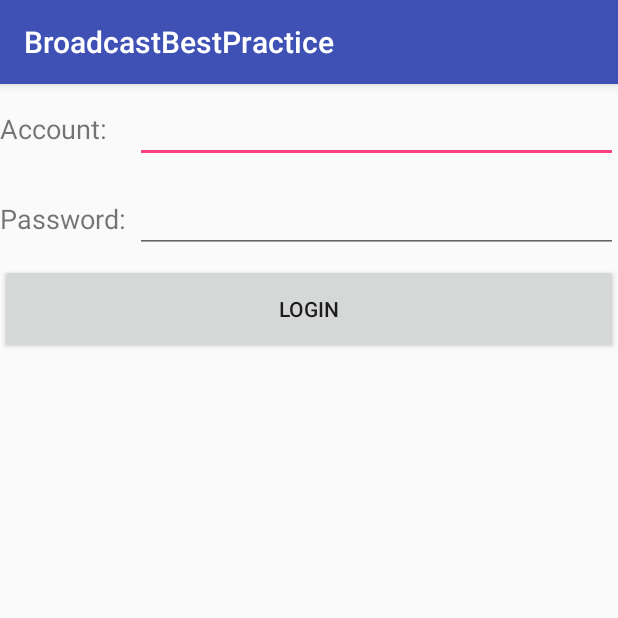
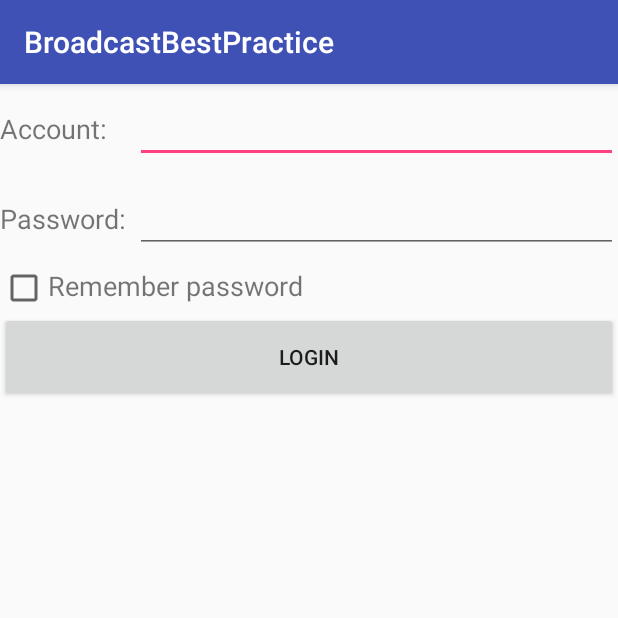
Before and after one commit to JackieTien97/AndroidUI_Tutorial, an Android app: the screen it shows after launch (LoginActivity), on a phone screen of 412 x 824 dp, the top half of it. Run offline under Robolectric (Android 15) with nearby library versions, the phone set to English and light mode, and no system bars.

Commit message:
通过SharedPreferences实现记住密码

```diff
--- a/BroadcastBestPractice/app/src/main/java/com/example/broadcastbestpractice/LoginActivity.java
+++ b/BroadcastBestPractice/app/src/main/java/com/example/broadcastbestpractice/LoginActivity.java
@@ -1,14 +1,21 @@
 package com.example.broadcastbestpractice;
 
 import android.content.Intent;
+import android.content.SharedPreferences;
+import android.preference.PreferenceManager;
 import android.support.v7.app.AppCompatActivity;
 import android.os.Bundle;
 import android.view.View;
 import android.widget.Button;
+import android.widget.CheckBox;
 import android.widget.EditText;
 import android.widget.Toast;
 
 public class LoginActivity extends BaseActivity {
+
+    private SharedPreferences preferences;
+
+    private SharedPreferences.Editor editor;
 
     private EditText accountEdit;
 
@@ -16,14 +23,27 @@ public class LoginActivity extends BaseActivity {
 
     private Button login;
 
+    private CheckBox rememberPass;
+
     @Override
     protected void onCreate(Bundle savedInstanceState) {
         super.onCreate(savedInstanceState);
         setContentView(R.layout.activity_login);
 
+        preferences = PreferenceManager.getDefaultSharedPreferences(this);
         accountEdit = (EditText) findViewById(R.id.account);
         passwordEdit = (EditText) findViewById(R.id.password);
+        rememberPass = (CheckBox) findViewById(R.id.remember_pass);
         login = (Button) findViewById(R.id.login);
+        boolean isRemembered = preferences.getBoolean("remember_password", false);
+
+        if (isRemembered) {
+            String account = preferences.getString("account", "");
+            String password = preferences.getString("password", "");
+            accountEdit.setText(account);
+            passwordEdit.setText(password);
+            rememberPass.setChecked(true);
+        }
 
         login.setOnClickListener(new View.OnClickListener() {
             @Override
@@ -32,6 +52,16 @@ public class LoginActivity extends BaseActivity {
                 String password = passwordEdit.getText().toString();
 
                 if (account.equals("admin") && password.equals("123456")) {
+                    editor = preferences.edit();
+                    if (rememberPass.isChecked()) {
+                        editor.putString("account", account);
+                        editor.putString("password", password);
+                        editor.putBoolean("remember_password", true);
+                    }
+                    else {
+                        editor.clear();
+                    }
+                    editor.apply();
                     Intent intent = new Intent(LoginActivity.this, MainActivity.class);
                     startActivity(intent);
                     finish();
--- a/BroadcastBestPractice/app/src/main/res/layout/activity_login.xml
+++ b/BroadcastBestPractice/app/src/main/res/layout/activity_login.xml
@@ -45,6 +45,23 @@
             android:inputType="textPassword"/>
     </LinearLayout>
 
+    <LinearLayout
+        android:orientation="horizontal"
+        android:layout_width="match_parent"
+        android:layout_height="wrap_content">
+
+        <CheckBox
+            android:id="@+id/remember_pass"
+            android:layout_width="wrap_content"
+            android:layout_height="wrap_content" />
+
+        <TextView
+            android:layout_width="wrap_content"
+            android:layout_height="wrap_content"
+            android:textSize="18sp"
+            android:text="Remember password"/>
+    </LinearLayout>
+
     <Button
         android:id="@+id/login"
         android:layout_width="match_parent"
```
